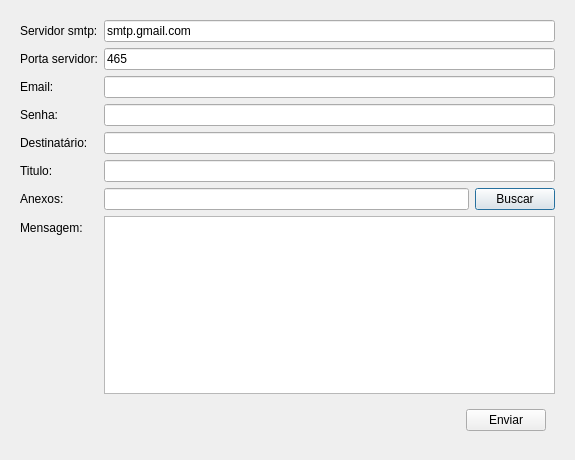
The window that ui/sendmail.ui (lellisls/ERP-STACCATO) describes before a commit, drawn with Qt 5.
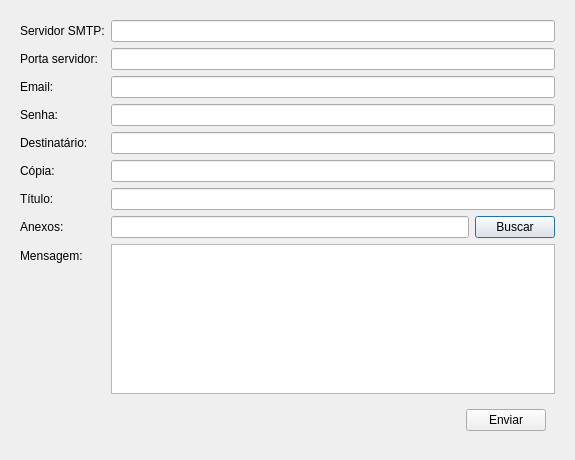
The same window after the commit.

Diff of the .ui file:
```diff
--- a/ui/sendmail.ui
+++ b/ui/sendmail.ui
@@ -23,14 +23,14 @@
       <item row="0" column="0">
        <widget class="QLabel" name="labelEmail_3">
         <property name="text">
-         <string>Servidor smtp:</string>
+         <string>Servidor SMTP:</string>
         </property>
        </widget>
       </item>
       <item row="0" column="1">
        <widget class="QLineEdit" name="lineEditServidor">
         <property name="text">
-         <string>smtp.gmail.com</string>
+         <string/>
         </property>
        </widget>
       </item>
@@ -44,7 +44,7 @@
       <item row="1" column="1">
        <widget class="QLineEdit" name="lineEditPorta">
         <property name="text">
-         <string>465</string>
+         <string/>
         </property>
        </widget>
       </item>
@@ -82,24 +82,24 @@
       <item row="4" column="1">
        <widget class="QLineEdit" name="lineEditDest"/>
       </item>
-      <item row="5" column="0">
+      <item row="6" column="0">
        <widget class="QLabel" name="labelTitulo">
         <property name="text">
-         <string>Titulo:</string>
+         <string>Título:</string>
         </property>
        </widget>
       </item>
-      <item row="5" column="1">
+      <item row="6" column="1">
        <widget class="QLineEdit" name="lineEditTitulo"/>
       </item>
-      <item row="6" column="0">
+      <item row="7" column="0">
        <widget class="QLabel" name="labelAnexo">
         <property name="text">
          <string>Anexos:</string>
         </property>
        </widget>
       </item>
-      <item row="6" column="1">
+      <item row="7" column="1">
        <layout class="QHBoxLayout" name="horizontalLayout_3">
         <item>
          <widget class="QLineEdit" name="lineEditAnexo"/>
@@ -113,17 +113,17 @@
         </item>
        </layout>
       </item>
-      <item row="7" column="0">
+      <item row="8" column="0">
        <widget class="QLabel" name="labelMensagem">
         <property name="text">
          <string>Mensagem:</string>
         </property>
        </widget>
       </item>
-      <item row="7" column="1">
+      <item row="8" column="1">
        <widget class="QTextEdit" name="textEdit"/>
       </item>
-      <item row="8" column="0" colspan="2">
+      <item row="9" column="0" colspan="2">
        <widget class="QWidget" name="widget_2" native="true">
         <layout class="QHBoxLayout" name="horizontalLayout_2">
          <item>
@@ -149,6 +149,16 @@
         </layout>
        </widget>
       </item>
+      <item row="5" column="0">
+       <widget class="QLabel" name="labelCopia">
+        <property name="text">
+         <string>Cópia:</string>
+        </property>
+       </widget>
+      </item>
+      <item row="5" column="1">
+       <widget class="QLineEdit" name="lineEditCopia"/>
+      </item>
      </layout>
     </widget>
    </item>
```
